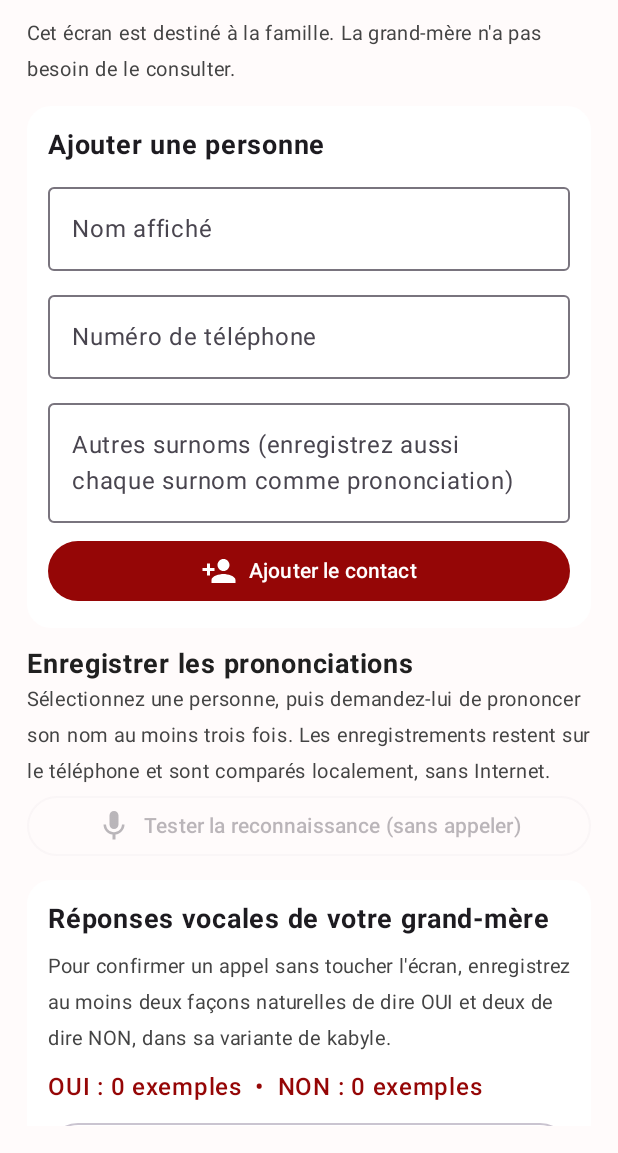
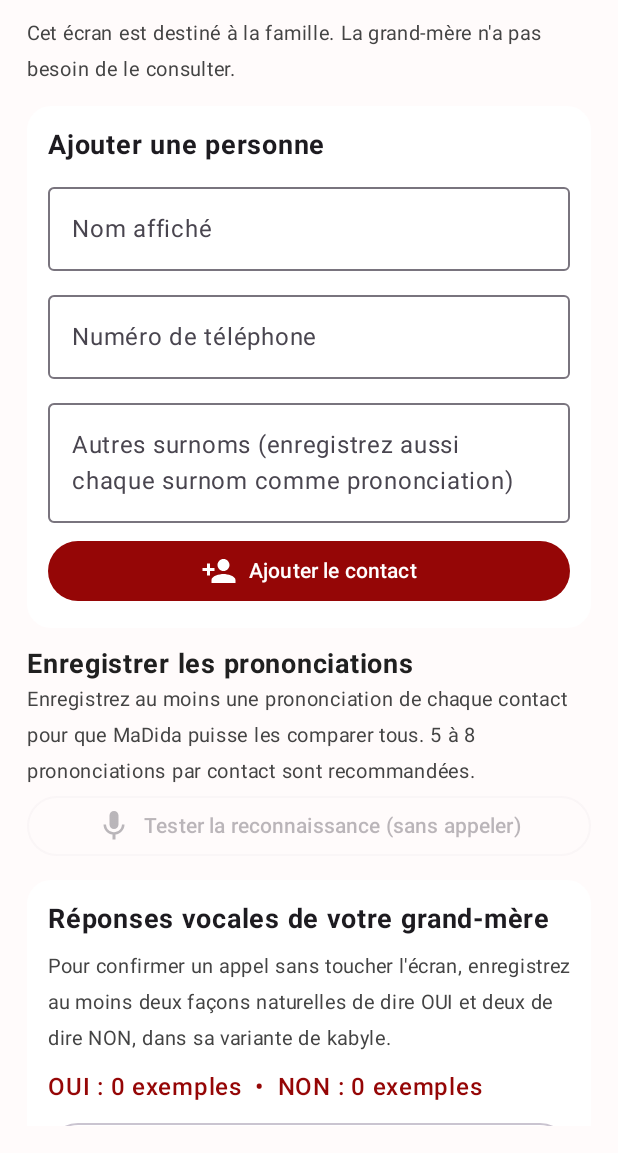
Before and after one commit to stoicman7/MaDida, an Android app built with Jetpack Compose: the screen it shows after launch (MainActivity), after a tap on "Réglages famille", on a phone screen of 412 x 824 dp, the part 83-1236 px from its top. Run offline under Robolectric (Android 15) with nearby library versions, the phone set to English and light mode, and no system bars.

Commit message:
Update UI for nearest-contact matching

```diff
--- a/app/src/main/java/com/madida/MainActivity.kt
+++ b/app/src/main/java/com/madida/MainActivity.kt
@@ -322,7 +322,7 @@ class MainActivity : ComponentActivity() {
             } else {
                 matchedContact = null
                 status = when (decision.status) {
-                    "need_enrollment" -> "Enregistrez au moins trois prononciations par contact dans les réglages famille."
+                    "need_enrollment" -> "Enregistrez au moins une prononciation pour chacun des contacts dans les réglages famille. 5 à 8 exemples sont recommandés."
                     "ambiguous" -> "Deux contacts se ressemblent. Répétez le nom plus clairement."
                     "no_match" -> "Je n'ai pas reconnu ce nom. Réessayez."
                     else -> "Je n'ai pas pu analyser cet enregistrement. Réessayez."
@@ -343,7 +343,7 @@ class MainActivity : ComponentActivity() {
                 "match" -> "TEST : nom reconnu = ${candidate?.displayName}. Distance : ${"%.3f".format(java.util.Locale.US, decision.bestDistance ?: 0.0)}. Aucun appel lancé."
                 "ambiguous" -> "TEST : hésitation entre plusieurs contacts. Réessayez avec une prononciation plus distincte."
                 "no_match" -> "TEST : aucun nom suffisamment proche. Aucun appel lancé."
-                "need_enrollment" -> "TEST : ajoutez au moins trois prononciations valides par contact."
+                "need_enrollment" -> "TEST : enregistrez au moins une prononciation valide pour chaque contact."
                 else -> "TEST : enregistrement audio invalide. Réessayez."
             }
             LocalVoiceMatcher.forget(file)
@@ -576,8 +576,8 @@ private fun SetupScreen(
         }
         item {
             Text("Enregistrer les prononciations", fontSize = 18.sp, fontWeight = FontWeight.Bold, color = DarkText)
-            Text("Sélectionnez une personne, puis demandez-lui de prononcer son nom au moins trois fois. Les enregistrements restent sur le téléphone et sont comparés localement, sans Internet.", color = Color.DarkGray, fontSize = 13.sp)
-            OutlinedButton(onClick = onTestRecognition, modifier = Modifier.fillMaxWidth(), enabled = !recording && contacts.any { it.samplePaths.size >= 3 }) {
+            Text("Enregistrez au moins une prononciation de chaque contact pour que MaDida puisse les comparer tous. 5 à 8 prononciations par contact sont recommandées.", color = Color.DarkGray, fontSize = 13.sp)
+            OutlinedButton(onClick = onTestRecognition, modifier = Modifier.fillMaxWidth(), enabled = !recording && contacts.isNotEmpty() && contacts.all { it.samplePaths.isNotEmpty() }) {
                 Icon(Icons.Default.Mic, contentDescription = null)
                 Spacer(Modifier.width(8.dp))
                 Text("Tester la reconnaissance (sans appeler)")
```
